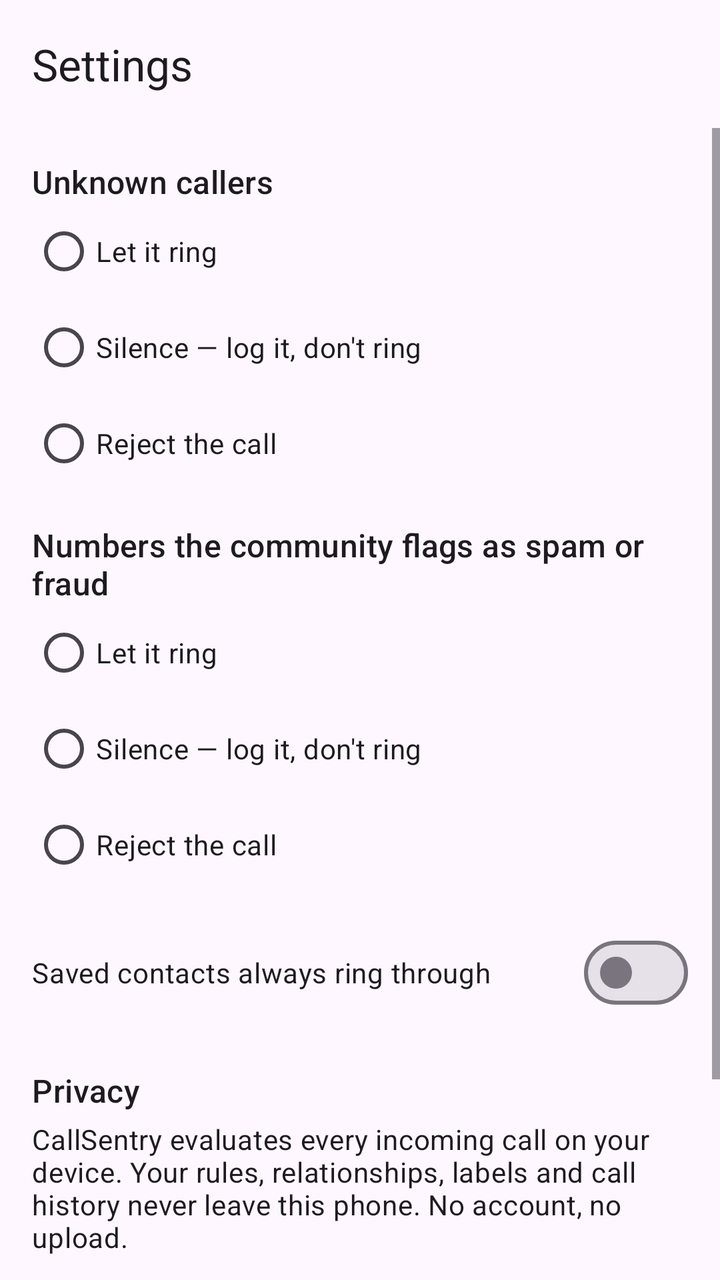
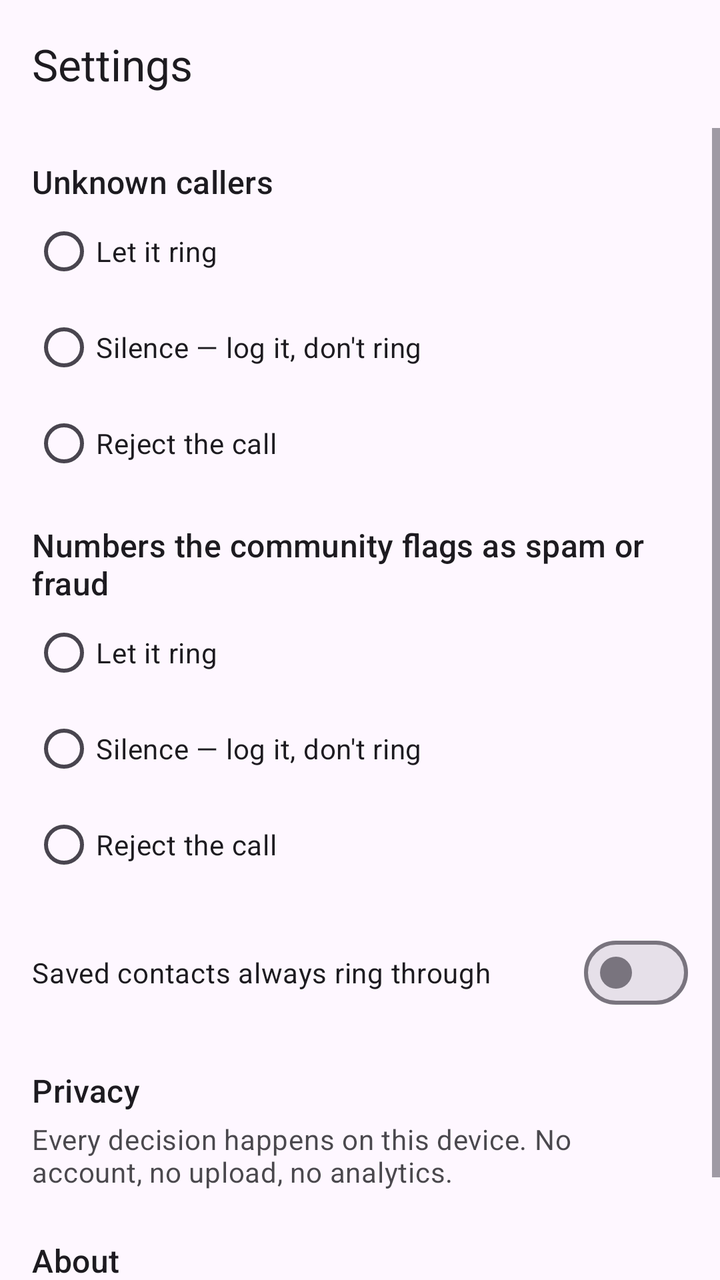

Compare the two renders of this Android layout. The source of the first and the diff that turns it into the second are given below.
<!-- AndroidManifest.xml: application theme Theme.CallSentry -->
<!-- res/layout/activity_settings.xml -->
<?xml version="1.0" encoding="utf-8"?>
<LinearLayout xmlns:android="http://schemas.android.com/apk/res/android"
    xmlns:app="http://schemas.android.com/apk/res-auto"
    android:layout_width="match_parent"
    android:layout_height="match_parent"
    android:orientation="vertical"
    android:fitsSystemWindows="true">

    <com.google.android.material.appbar.MaterialToolbar
        android:id="@+id/toolbar"
        android:layout_width="match_parent"
        android:layout_height="?attr/actionBarSize"
        app:title="Settings" />

    <ScrollView
        android:layout_width="match_parent"
        android:layout_height="match_parent">

        <LinearLayout
            android:layout_width="match_parent"
            android:layout_height="wrap_content"
            android:orientation="vertical"
            android:padding="16dp">

            <TextView
                android:layout_width="match_parent"
                android:layout_height="wrap_content"
                android:textAppearance="?attr/textAppearanceTitleMedium"
                android:text="Unknown callers" />

            <RadioGroup
                android:id="@+id/rgUnknown"
                android:layout_width="match_parent"
                android:layout_height="wrap_content">

                <com.google.android.material.radiobutton.MaterialRadioButton
                    android:id="@+id/rbUnkRing"
                    android:layout_width="match_parent"
                    android:layout_height="wrap_content"
                    android:text="Let it ring" />

                <com.google.android.material.radiobutton.MaterialRadioButton
                    android:id="@+id/rbUnkSilence"
                    android:layout_width="match_parent"
                    android:layout_height="wrap_content"
                    android:text="Silence — log it, don't ring" />

                <com.google.android.material.radiobutton.MaterialRadioButton
                    android:id="@+id/rbUnkReject"
                    android:layout_width="match_parent"
                    android:layout_height="wrap_content"
                    android:text="Reject the call" />
            </RadioGroup>

            <TextView
                android:layout_width="match_parent"
                android:layout_height="wrap_content"
                android:layout_marginTop="16dp"
                android:textAppearance="?attr/textAppearanceTitleMedium"
                android:text="Numbers the community flags as spam or fraud" />

            <RadioGroup
                android:id="@+id/rgSpam"
                android:layout_width="match_parent"
                android:layout_height="wrap_content">

                <com.google.android.material.radiobutton.MaterialRadioButton
                    android:id="@+id/rbSpamAllow"
                    android:layout_width="match_parent"
                    android:layout_height="wrap_content"
                    android:text="Let it ring" />

                <com.google.android.material.radiobutton.MaterialRadioButton
                    android:id="@+id/rbSpamSilence"
                    android:layout_width="match_parent"
                    android:layout_height="wrap_content"
                    android:text="Silence — log it, don't ring" />

                <com.google.android.material.radiobutton.MaterialRadioButton
                    android:id="@+id/rbSpamReject"
                    android:layout_width="match_parent"
                    android:layout_height="wrap_content"
                    android:text="Reject the call" />
            </RadioGroup>

            <com.google.android.material.materialswitch.MaterialSwitch
                android:id="@+id/swContacts"
                android:layout_width="match_parent"
                android:layout_height="wrap_content"
                android:layout_marginTop="16dp"
                android:text="Saved contacts always ring through" />

            <TextView
                android:layout_width="match_parent"
                android:layout_height="wrap_content"
                android:layout_marginTop="24dp"
                android:textAppearance="?attr/textAppearanceTitleMedium"
                android:text="Privacy" />

            <TextView
                android:layout_width="match_parent"
                android:layout_height="wrap_content"
                android:layout_marginTop="4dp"
                android:textAppearance="?attr/textAppearanceBodyMedium"
                android:text="CallSentry evaluates every incoming call on your device. Your rules, relationships, labels and call history never leave this phone. No account, no upload." />

            <TextView
                android:layout_width="match_parent"
                android:layout_height="wrap_content"
                android:layout_marginTop="24dp"
                android:textAppearance="?attr/textAppearanceTitleMedium"
                android:text="About" />

            <TextView
                android:layout_width="match_parent"
                android:layout_height="wrap_content"
                android:layout_marginTop="4dp"
                android:textAppearance="?attr/textAppearanceBodyMedium"
                android:text="CallSentry 0.1.0 (development build)\nKnow who's calling. Decide who gets through.\nUnknown stays unknown until evidence says otherwise." />
        </LinearLayout>
    </ScrollView>
</LinearLayout>
<!-- resources referenced by this layout -->
<resources>
  <style name="Theme.CallSentry" parent="Theme.Material3.DayNight.NoActionBar">
          <item name="colorPrimary">@color/sentryPrimary</item>
          <item name="colorOnPrimary">@color/white</item>
          <item name="colorPrimaryContainer">@color/sentryPrimaryContainer</item>
          <item name="android:statusBarColor">@color/sentryNavy</item>
      </style>
  <color name="sentryPrimary">#12405F</color>
  <color name="white">#FFFFFF</color>
  <color name="sentryPrimaryContainer">#1E5A85</color>
  <color name="sentryNavy">#14213D</color>
</resources>

<!-- the commit's change to res/layout/activity_settings.xml (unified diff, before → after) -->
@@ -101,8 +101,9 @@
                 android:layout_width="match_parent"
                 android:layout_height="wrap_content"
                 android:layout_marginTop="4dp"
+                android:alpha="0.8"
                 android:textAppearance="?attr/textAppearanceBodyMedium"
-                android:text="CallSentry evaluates every incoming call on your device. Your rules, relationships, labels and call history never leave this phone. No account, no upload." />
+                android:text="Every decision happens on this device. No account, no upload, no analytics." />
 
             <TextView
                 android:layout_width="match_parent"
@@ -115,8 +116,9 @@
                 android:layout_width="match_parent"
                 android:layout_height="wrap_content"
                 android:layout_marginTop="4dp"
+                android:alpha="0.8"
                 android:textAppearance="?attr/textAppearanceBodyMedium"
-                android:text="CallSentry 0.1.0 (development build)\nKnow who's calling. Decide who gets through.\nUnknown stays unknown until evidence says otherwise." />
+                android:text="CallSentry 0.1.0 — Know who's calling. Decide who gets through." />
         </LinearLayout>
     </ScrollView>
 </LinearLayout>
